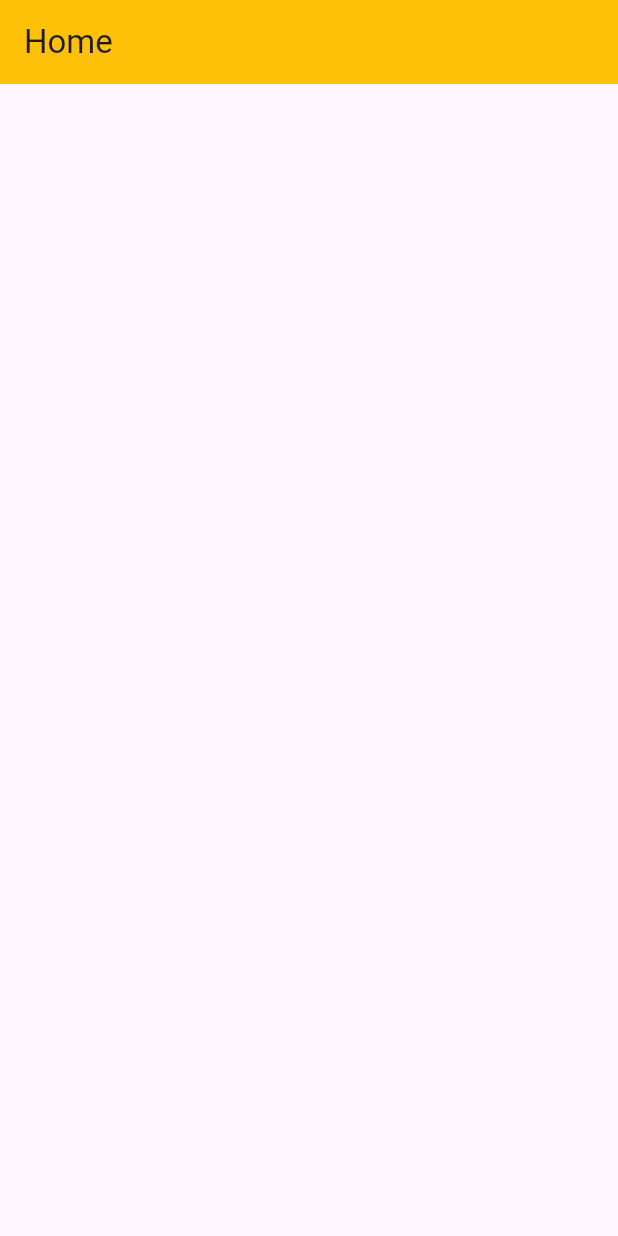
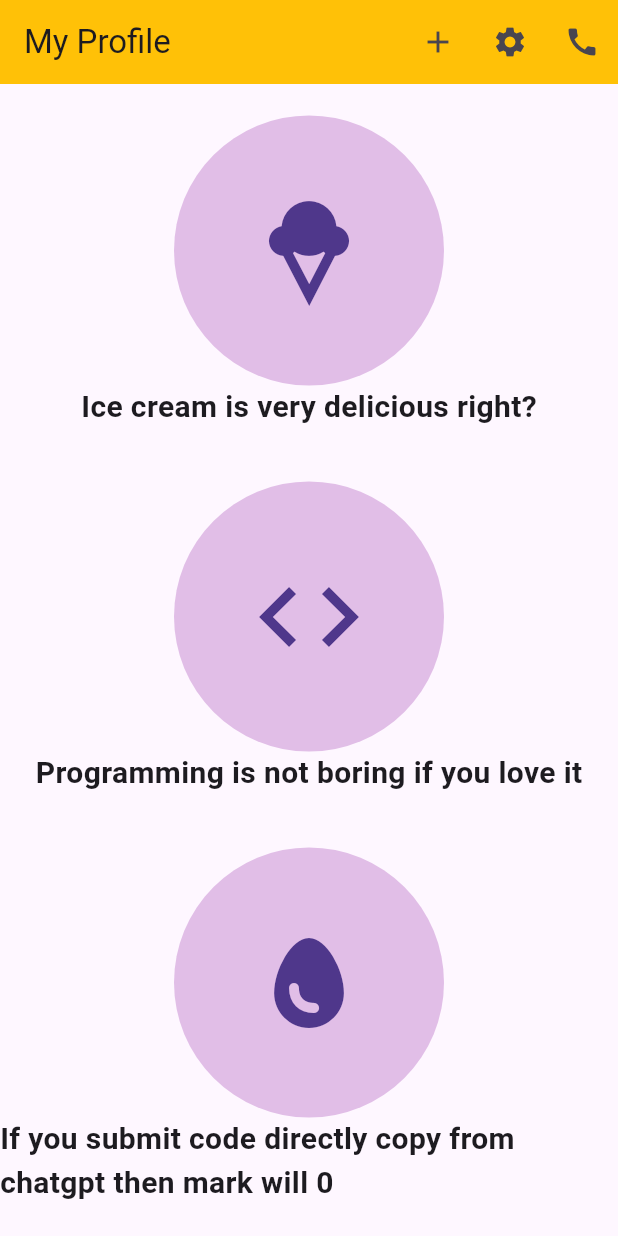
Before and after one commit to SAKIB0004/ostad_assaignment, a Flutter app: the screen it shows after launch, on a phone screen of 412 x 824 dp. Run offline on Flutter 3.47's test engine with Material 3 defaults, Android fonts, the phone set to English and light mode, and no system bars.

Commit message:
Assignment 2 Complete

```diff
--- a/lib/main.dart
+++ b/lib/main.dart
@@ -1,33 +1,86 @@
 import 'package:flutter/cupertino.dart';
 import 'package:flutter/material.dart';
+import 'package:flutter/rendering.dart';
 
-void main(){
+void main() {
   runApp(myApp());
 }
 
-
-class myApp extends StatelessWidget{
+class myApp extends StatelessWidget {
   @override
   Widget build(BuildContext context) {
     return MaterialApp(
       debugShowCheckedModeBanner: false,
       title: "Hello World",
-      home: home(),
+      home: myProfile(),
     );
   }
-
 }
 
-class home extends StatelessWidget{
+class myProfile extends StatelessWidget {
   @override
   Widget build(BuildContext context) {
     return Scaffold(
       appBar: AppBar(
-        title: Text("Home"),
+        title: Text("My Profile"),
         backgroundColor: Colors.amber,
+        actions: [
+          IconButton(onPressed: () {}, icon: Icon(Icons.add)),
+          //SizedBox(width: 20,),
+          IconButton(onPressed: () {}, icon: Icon(Icons.settings)),
+          //SizedBox(width: 20,),
+          IconButton(onPressed: () {}, icon: Icon(Icons.call)),
+          //SizedBox(width: 10,),
+        ],
       ),
-
+      body: Column(
+        mainAxisAlignment: MainAxisAlignment.center,
+        crossAxisAlignment: CrossAxisAlignment.center,
+        children: [
+          CircleAvatar(
+            radius: 90,
+            backgroundColor: Colors.purple.shade100,
+            child: Icon(
+              Icons.icecream,
+              size: 80,
+            ),
+          ),
+          Text(
+            "Ice cream is very delicious right?",
+            style: TextStyle(fontWeight: FontWeight.bold, fontSize: 20),
+          ),
+          SizedBox(
+            height: 35,
+          ),
+          CircleAvatar(
+            radius: 90,
+            backgroundColor: Colors.purple.shade100,
+            child: Icon(
+              Icons.code,
+              size: 80,
+            ),
+          ),
+          Text(
+            "Programming is not boring if you love it",
+            style: TextStyle(fontWeight: FontWeight.bold, fontSize: 20),
+          ),
+          SizedBox(
+            height: 35,
+          ),
+          CircleAvatar(
+            radius: 90,
+            backgroundColor: Colors.purple.shade100,
+            child: Icon(
+              Icons.egg,
+              size: 80,
+            ),
+          ),
+          Text(
+            "If you submit code directly copy from chatgpt then mark will 0",
+            style: TextStyle(fontWeight: FontWeight.bold, fontSize: 20),
+          )
+        ],
+      ),
     );
   }
-
 }
```
Also changed, not shown: Assignment_QS/assignment ss.png (added).
